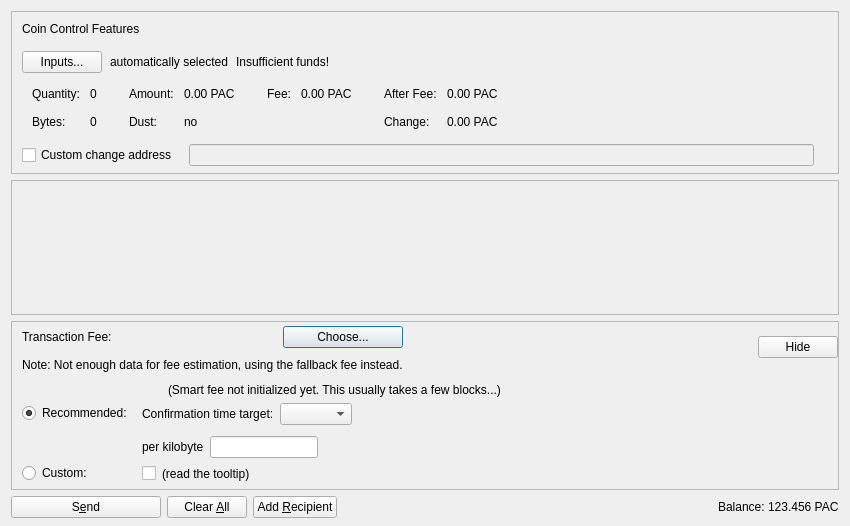
Qt form src/qt/forms/sendcoinsdialog.ui (barrystyle/datos) before a commit.
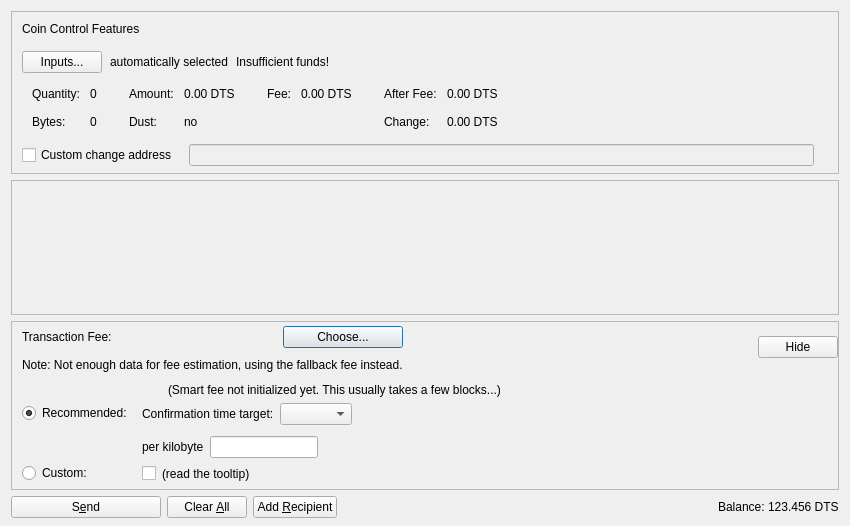
The same form after that commit. Custom widgets are drawn as their Qt base class.

```diff
--- a/src/qt/forms/sendcoinsdialog.ui
+++ b/src/qt/forms/sendcoinsdialog.ui
@@ -288,7 +288,7 @@
                   <enum>Qt::ActionsContextMenu</enum>
                  </property>
                  <property name="text">
-                  <string notr="true">0.00 PAC</string>
+                  <string notr="true">0.00 DTS</string>
                  </property>
                  <property name="textInteractionFlags">
                   <set>Qt::LinksAccessibleByMouse|Qt::TextSelectableByKeyboard|Qt::TextSelectableByMouse</set>
@@ -356,7 +356,7 @@
                   <enum>Qt::ActionsContextMenu</enum>
                  </property>
                  <property name="text">
-                  <string notr="true">0.00 PAC</string>
+                  <string notr="true">0.00 DTS</string>
                  </property>
                  <property name="textInteractionFlags">
                   <set>Qt::LinksAccessibleByMouse|Qt::TextSelectableByKeyboard|Qt::TextSelectableByMouse</set>
@@ -401,7 +401,7 @@
                   <enum>Qt::ActionsContextMenu</enum>
                  </property>
                  <property name="text">
-                  <string notr="true">0.00 PAC</string>
+                  <string notr="true">0.00 DTS</string>
                  </property>
                  <property name="textInteractionFlags">
                   <set>Qt::LinksAccessibleByMouse|Qt::TextSelectableByKeyboard|Qt::TextSelectableByMouse</set>
@@ -424,7 +424,7 @@
                   <enum>Qt::ActionsContextMenu</enum>
                  </property>
                  <property name="text">
-                  <string notr="true">0.00 PAC</string>
+                  <string notr="true">0.00 DTS</string>
                  </property>
                  <property name="textInteractionFlags">
                   <set>Qt::LinksAccessibleByMouse|Qt::TextSelectableByKeyboard|Qt::TextSelectableByMouse</set>
@@ -1156,7 +1156,7 @@
           <cursorShape>IBeamCursor</cursorShape>
          </property>
          <property name="text">
-          <string notr="true">123.456 PAC</string>
+          <string notr="true">123.456 DTS</string>
          </property>
          <property name="textInteractionFlags">
           <set>Qt::LinksAccessibleByMouse|Qt::TextSelectableByKeyboard|Qt::TextSelectableByMouse</set>
```
